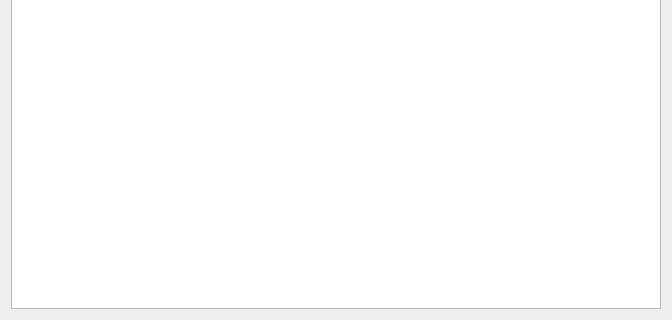
Old version of the form Film Catalog/ui/FilmCatalog.ui in the repository hOst1k-Top/Film-Catalog; both pictures show x 0 to 672 and y 234 to 554 of the 672 by 554 pixel window.
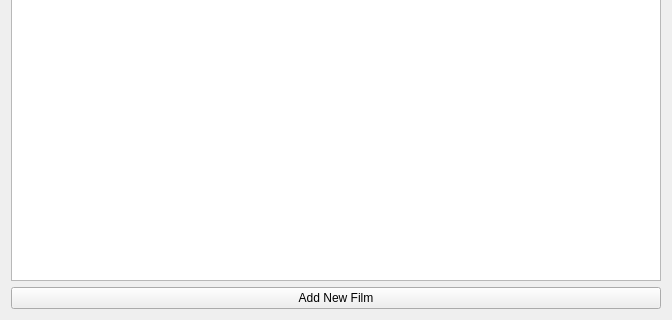
New version of the form. Icons and pictures are not drawn.

Commit message: View and Add films

What changed in the file:
```diff
--- a/Film Catalog/ui/FilmCatalog.ui
+++ b/Film Catalog/ui/FilmCatalog.ui
@@ -85,6 +85,13 @@
    <item>
     <widget class="QListWidget" name="display"/>
    </item>
+   <item>
+    <widget class="QPushButton" name="add">
+     <property name="text">
+      <string>Add New Film</string>
+     </property>
+    </widget>
+   </item>
   </layout>
  </widget>
  <layoutdefault spacing="6" margin="11"/>
```
The commit also changes 10 other files.
